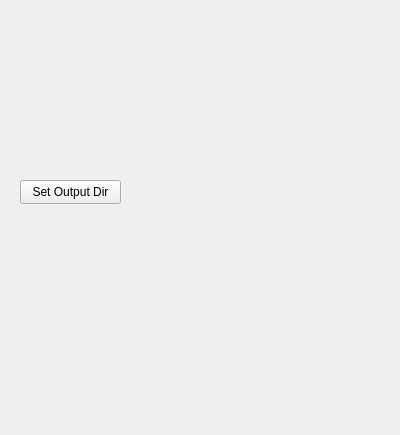
paulmthompson/WhiskerToolbox, file src/WhiskerToolbox/DataManager_Widget/DataManager_Widget.ui: the form before one commit.
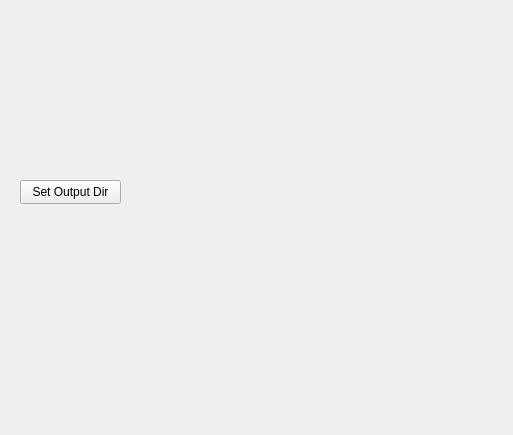
The form after the commit. Custom widgets are drawn as their Qt base class.

Commit message: add callback ID to callback interface so they can be deleted later

The edit to the form file:
```diff
--- a/src/WhiskerToolbox/DataManager_Widget/DataManager_Widget.ui
+++ b/src/WhiskerToolbox/DataManager_Widget/DataManager_Widget.ui
@@ -6,7 +6,7 @@
    <rect>
     <x>0</x>
     <y>0</y>
-    <width>400</width>
+    <width>513</width>
     <height>435</height>
    </rect>
   </property>
@@ -57,7 +57,7 @@
     <rect>
      <x>30</x>
      <y>220</y>
-     <width>331</width>
+     <width>461</width>
      <height>181</height>
     </rect>
    </property>
```
The commit also changes 7 other files.
